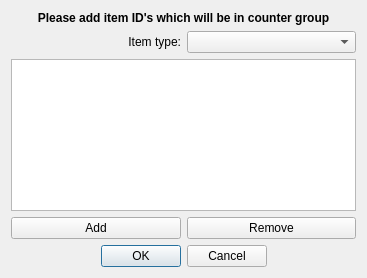
This is Editor/tools/debugger/custom_counter_gui.ui in WohlSoft/Moondust-Project as Qt 5 draws it before an edit. The edited form follows.
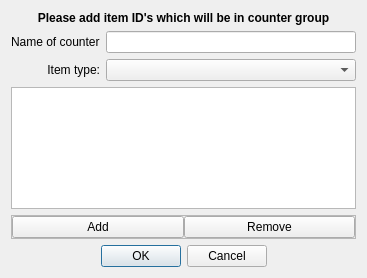
This is the edited form. Icons and pictures are not drawn.

Commit message: More works with custom counters system

The edit to the form file:
```diff
--- a/Editor/tools/debugger/custom_counter_gui.ui
+++ b/Editor/tools/debugger/custom_counter_gui.ui
@@ -24,6 +24,12 @@
     <normaloff>:/images/tileset_box.png</normaloff>:/images/tileset_box.png</iconset>
   </property>
   <layout class="QGridLayout" name="gridLayout">
+   <item row="1" column="1">
+    <widget class="QLineEdit" name="NameOfCounter"/>
+   </item>
+   <item row="2" column="1">
+    <widget class="QComboBox" name="ItemType"/>
+   </item>
    <item row="0" column="0" colspan="2">
     <widget class="QLabel" name="label_2">
      <property name="font">
@@ -43,20 +49,7 @@
      </property>
     </widget>
    </item>
-   <item row="1" column="0">
-    <widget class="QLabel" name="label">
-     <property name="text">
-      <string>Item type:</string>
-     </property>
-     <property name="alignment">
-      <set>Qt::AlignRight|Qt::AlignTrailing|Qt::AlignVCenter</set>
-     </property>
-    </widget>
-   </item>
-   <item row="1" column="1">
-    <widget class="QComboBox" name="ItemType"/>
-   </item>
-   <item row="2" column="0" colspan="2">
+   <item row="3" column="0" colspan="2">
     <widget class="QListWidget" name="ItemList">
      <property name="editTriggers">
       <set>QAbstractItemView::NoEditTriggers</set>
@@ -69,21 +62,17 @@
      </property>
     </widget>
    </item>
-   <item row="3" column="0">
-    <widget class="QPushButton" name="AddItem">
+   <item row="2" column="0">
+    <widget class="QLabel" name="label">
      <property name="text">
-      <string>Add</string>
+      <string>Item type:</string>
      </property>
-    </widget>
-   </item>
-   <item row="3" column="1">
-    <widget class="QPushButton" name="RemoveItem">
-     <property name="text">
-      <string>Remove</string>
+     <property name="alignment">
+      <set>Qt::AlignRight|Qt::AlignTrailing|Qt::AlignVCenter</set>
      </property>
     </widget>
    </item>
-   <item row="4" column="0" colspan="2">
+   <item row="6" column="0" colspan="2">
     <widget class="QDialogButtonBox" name="buttonBox">
      <property name="standardButtons">
       <set>QDialogButtonBox::Cancel|QDialogButtonBox::Ok</set>
@@ -93,6 +82,54 @@
      </property>
     </widget>
    </item>
+   <item row="1" column="0">
+    <widget class="QLabel" name="label_3">
+     <property name="text">
+      <string>Name of counter</string>
+     </property>
+    </widget>
+   </item>
+   <item row="4" column="0" colspan="2">
+    <widget class="QFrame" name="frame">
+     <property name="frameShape">
+      <enum>QFrame::StyledPanel</enum>
+     </property>
+     <property name="frameShadow">
+      <enum>QFrame::Raised</enum>
+     </property>
+     <layout class="QGridLayout" name="gridLayout_2">
+      <property name="leftMargin">
+       <number>0</number>
+      </property>
+      <property name="topMargin">
+       <number>0</number>
+      </property>
+      <property name="rightMargin">
+       <number>0</number>
+      </property>
+      <property name="bottomMargin">
+       <number>0</number>
+      </property>
+      <property name="spacing">
+       <number>0</number>
+      </property>
+      <item row="0" column="0">
+       <widget class="QPushButton" name="AddItem">
+        <property name="text">
+         <string>Add</string>
+        </property>
+       </widget>
+      </item>
+      <item row="0" column="1">
+       <widget class="QPushButton" name="RemoveItem">
+        <property name="text">
+         <string>Remove</string>
+        </property>
+       </widget>
+      </item>
+     </layout>
+    </widget>
+   </item>
   </layout>
  </widget>
  <resources>
```
The commit also changes 5 other files.
